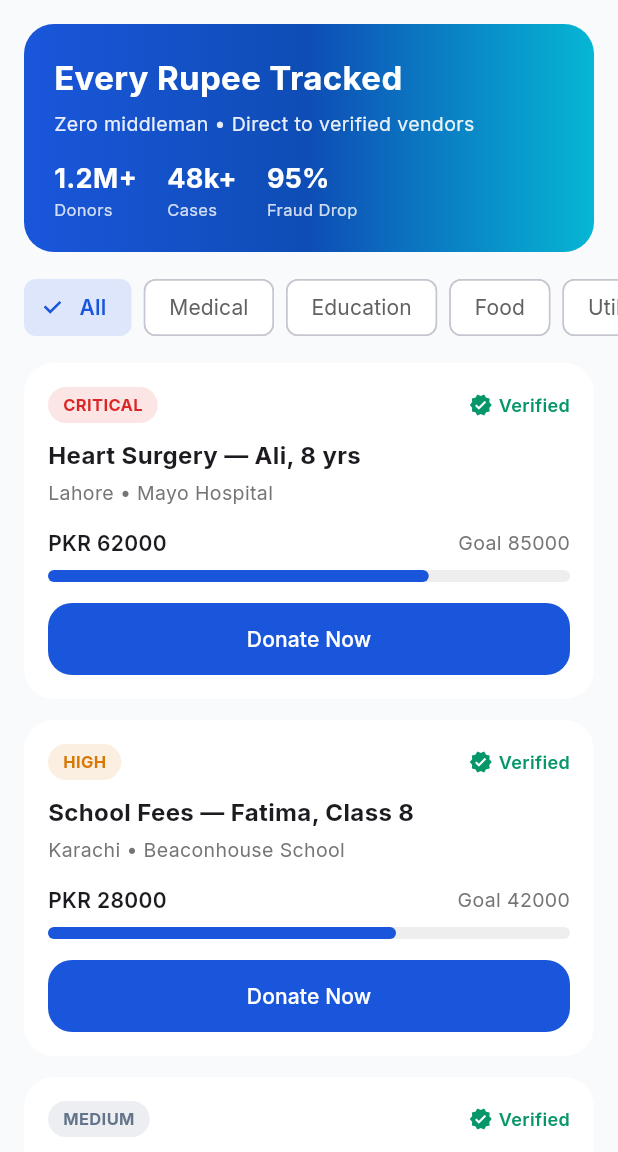
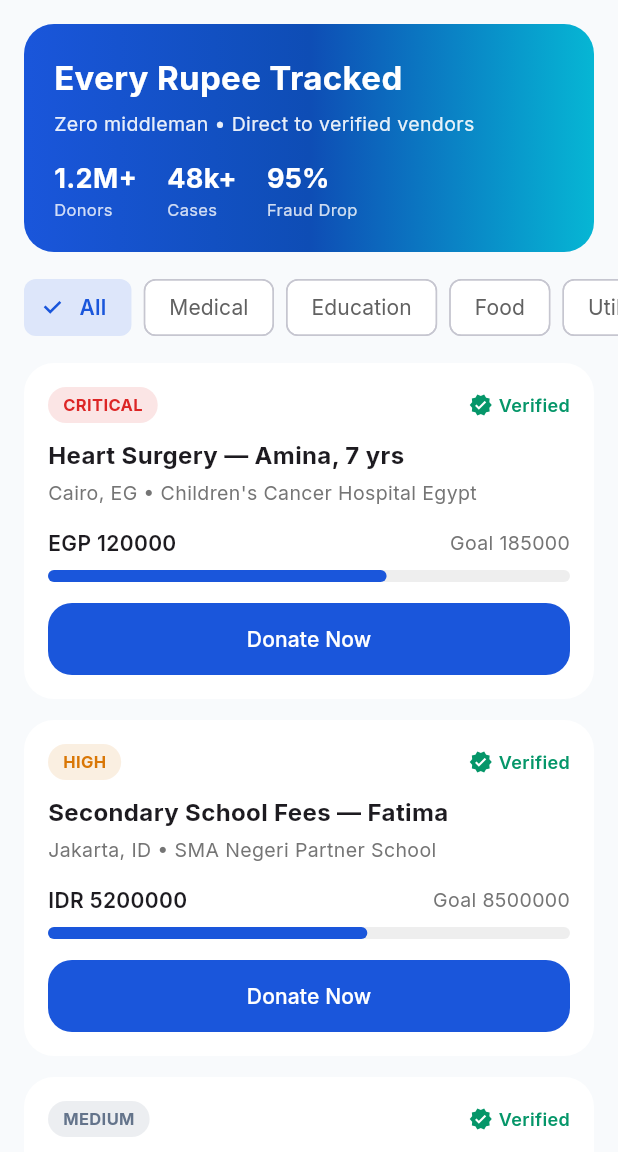
Before and after one commit to mrbahramkhan/donationchain, a Flutter app: the CasesScreen screen opened directly, on a phone screen of 412 x 824 dp, the part 84-1236 px from its top. Run offline on Flutter 3.47's test engine with Material 3 defaults, Android fonts, the phone set to English and light mode, and no system bars; drawn by our look-alikes of percent_indicator; our stand-ins replace firebase_core, firebase_messaging, flutter_local_notifications, google_fonts, shared_preferences; accounts and stored records are empty.

Commit message:
release: v2.2.0-global — Global Final Release
- Multi-country sample cases (EG/ID/KE/PK/TR/BD/MY/JO/MA/NG) with country+currency
- Web meta/bills UX de-Pakistanized; API ?country=&currency= filters
- Mobile model/UI currency + country display; versions 2.2.0
- Formal release docx + docs/RELEASE_v2.2.0_GLOBAL.md + gap checklist updates

```diff
--- a/donationchain_backend/package.json
+++ b/donationchain_backend/package.json
@@ -1,6 +1,6 @@
 {
   "name": "donationchain-backend",
-  "version": "1.0.0",
+  "version": "2.2.0",
   "description": "DonationChain API + real FCM push notification sender",
   "main": "src/server.js",
   "scripts": {
--- a/donationchain_mobile/lib/models/donation_case.dart
+++ b/donationchain_mobile/lib/models/donation_case.dart
@@ -3,6 +3,8 @@ class DonationCase {
   final String title;
   final String category;
   final String city;
+  final String country;
+  final String currency;
   final int amount;
   final int raised;
   final String urgency;
@@ -14,6 +16,8 @@ class DonationCase {
     required this.title,
     required this.category,
     required this.city,
+    this.country = 'US',
+    this.currency = 'USD',
     required this.amount,
     required this.raised,
     required this.urgency,
--- a/donationchain_mobile/lib/screens/cases_screen.dart
+++ b/donationchain_mobile/lib/screens/cases_screen.dart
@@ -241,12 +241,12 @@ class _CasesScreenState extends State<CasesScreen> {
               const SizedBox(height: 10),
               Text(c.title, style: const TextStyle(fontSize: 16, fontWeight: FontWeight.w700)),
               const SizedBox(height: 4),
-              Text('${c.city} • ${c.vendor}', style: TextStyle(color: Colors.grey.shade600, fontSize: 13)),
+              Text('${c.city}, ${c.country} • ${c.vendor}', style: TextStyle(color: Colors.grey.shade600, fontSize: 13)),
               const SizedBox(height: 14),
               Row(
                 mainAxisAlignment: MainAxisAlignment.spaceBetween,
                 children: [
-                  Text('PKR ${c.raised.toStringAsFixed(0)}', style: const TextStyle(fontWeight: FontWeight.w600)),
+                  Text('${c.currency} ${c.raised.toStringAsFixed(0)}', style: const TextStyle(fontWeight: FontWeight.w600)),
                   Text('Goal ${c.amount.toStringAsFixed(0)}', style: TextStyle(color: Colors.grey.shade600, fontSize: 13)),
                 ],
               ),
--- a/donationchain_mobile/lib/screens/dashboard_screen.dart
+++ b/donationchain_mobile/lib/screens/dashboard_screen.dart
@@ -63,7 +63,7 @@ class _DashboardScreenState extends State<DashboardScreen> {
                         Text('Lifetime Donated', style: TextStyle(color: Colors.grey.shade600, fontSize: 13)),
                         const SizedBox(height: 4),
                         Text(
-                          'PKR ${NumberFormat('#,###').format(total)}',
+                          '${NumberFormat('#,###').format(total)} (multi-currency total)',
                           style: const TextStyle(
                             fontSize: 32,
                             fontWeight: FontWeight.w800,
@@ -152,7 +152,7 @@ class _DashboardScreenState extends State<DashboardScreen> {
           crossAxisAlignment: CrossAxisAlignment.end,
           children: [
             Text(
-              'PKR ${NumberFormat('#,###').format(d.amount)}',
+              '${NumberFormat('#,###').format(d.amount)}',
               style: const TextStyle(fontWeight: FontWeight.w700, color: AppTheme.success),
             ),
             Text(d.status, style: TextStyle(fontSize: 11, color: Colors.grey.shade500)),
--- a/donationchain_mobile/lib/screens/donate_screen.dart
+++ b/donationchain_mobile/lib/screens/donate_screen.dart
@@ -30,7 +30,7 @@ class _DonateScreenState extends State<DonateScreen> {
     final amount = int.tryParse(amountCtrl.text) ?? 0;
     if (amount < 100) {
       ScaffoldMessenger.of(context).showSnackBar(
-        const SnackBar(content: Text('Minimum donation PKR 100')),
+        const SnackBar(content: Text('Minimum donation 100 (local currency units)')),
       );
       return;
     }
@@ -64,7 +64,7 @@ class _DonateScreenState extends State<DonateScreen> {
           ],
         ),
         content: Text(
-          'PKR ${amount.toStringAsFixed(0)} sent directly to verified vendor via ${methods[method]}.\n\n'
+          '${widget.caseItem?.currency ?? 'USD'} ${amount.toStringAsFixed(0)} sent directly to verified vendor via ${methods[method]}.\n\n'
           'Receipt ID: $receiptId\n\n'
           'Digital receipt saved. Proof (invoice / photo) will appear in Your Impact within 48 hours. Funds never go to personal cash accounts.',
         ),
@@ -104,7 +104,7 @@ class _DonateScreenState extends State<DonateScreen> {
                     if (widget.caseItem != null) ...[
                       const SizedBox(height: 6),
                       Text(
-                        '${widget.caseItem!.city} • ${widget.caseItem!.vendor}',
+                        '${widget.caseItem!.city}, ${widget.caseItem!.country} • ${widget.caseItem!.vendor}',
                         style: TextStyle(color: Colors.grey.shade600),
                       ),
                     ],
--- a/donationchain_mobile/lib/services/data_service.dart
+++ b/donationchain_mobile/lib/services/data_service.dart
@@ -3,118 +3,18 @@ import 'package:shared_preferences/shared_preferences.dart';
 import '../models/donation_case.dart';
 
 class DataService {
-  /// Sample cases aligned with web (js/app.js) + backend for consistency.
+/// Global sample cases aligned with web + backend (country + currency).
   static final List<DonationCase> cases = [
-    DonationCase(
-      id: 1,
-      title: 'Heart Surgery — Ali, 8 yrs',
-      category: 'medical',
-      city: 'Lahore',
-      amount: 85000,
-      raised: 62000,
-      urgency: 'critical',
-      verified: true,
-      vendor: 'Mayo Hospital',
-    ),
-    DonationCase(
-      id: 2,
-      title: 'School Fees — Fatima, Class 8',
-      category: 'education',
-      city: 'Karachi',
-      amount: 42000,
-      raised: 28000,
-      urgency: 'high',
-      verified: true,
-      vendor: 'Beaconhouse School',
-    ),
-    DonationCase(
-      id: 3,
-      title: 'Monthly Food Package — Family of 6',
-      category: 'food',
-      city: 'Rawalpindi',
-      amount: 15000,
-      raised: 9000,
-      urgency: 'medium',
-      verified: true,
-      vendor: 'Verified Grocery Vendor',
-    ),
-    DonationCase(
-      id: 4,
-      title: 'Utility Bill (WAPDA) — Widow Household',
-      category: 'utility',
-      city: 'Faisalabad',
-      amount: 18500,
-      raised: 12000,
-      urgency: 'high',
-      verified: true,
-      vendor: 'WAPDA',
-    ),
-    DonationCase(
-      id: 9,
-      title: 'SNGPL Gas Bill — Low-income Family',
-      category: 'utility',
-      city: 'Lahore',
-      amount: 9200,
-      raised: 2100,
-      urgency: 'high',
-      verified: true,
-      vendor: 'SNGPL',
-    ),
-    DonationCase(
-      id: 10,
-      title: 'Water Bill (WASA) — Orphan Household',
-      category: 'utility',
-      city: 'Multan',
-      amount: 4500,
-      raised: 0,
-      urgency: 'medium',
-      verified: true,
-      vendor: 'WASA Multan',
-    ),
-    DonationCase(
-      id: 5,
-      title: 'Cancer Treatment — Ayesha',
-      category: 'medical',
-      city: 'Islamabad',
-      amount: 220000,
-      raised: 145000,
-      urgency: 'critical',
-      verified: true,
-      vendor: 'Shifa International',
-    ),
-    DonationCase(
-      id: 6,
-      title: 'University Semester Fee — Hassan',
-      category: 'education',
-      city: 'Lahore',
-      amount: 65000,
-      raised: 40000,
-      urgency: 'medium',
-      verified: true,
-      vendor: 'UET Lahore',
-    ),
-    DonationCase(
-      id: 7,
-      title: 'Emergency Medicines — Elderly Couple',
-      category: 'medical',
-      city: 'Multan',
-      amount: 12000,
-      raised: 3500,
-      urgency: 'high',
-      verified: true,
-      vendor: 'Aga Khan Pharmacy',
-    ),
-    DonationCase(
-      id: 8,
-      title: 'Ramadan Ration Drive — 20 Families',
-      category: 'food',
-      city: 'Peshawar',
-      amount: 80000,
-      raised: 52000,
-      urgency: 'medium',
-      verified: true,
-      vendor: 'Local NGO Partner',
-    ),
+    DonationCase(id: 1, title: 'Heart Surgery — Amina, 7 yrs', category: 'medical', city: 'Cairo', country: 'EG', currency: 'EGP', amount: 185000, raised: 120000, urgency: 'critical', verified: true, vendor: "Children's Cancer Hospital Egypt"),
+    DonationCase(id: 2, title: 'Secondary School Fees — Fatima', category: 'education', city: 'Jakarta', country: 'ID', currency: 'IDR', amount: 8500000, raised: 5200000, urgency: 'high', verified: true, vendor: 'SMA Negeri Partner School'),
+    DonationCase(id: 3, title: 'Monthly Food Package — Family of 6', category: 'food', city: 'Nairobi', country: 'KE', currency: 'KES', amount: 18000, raised: 11000, urgency: 'medium', verified: true, vendor: 'Verified Grocery Cooperative'),
+    DonationCase(id: 4, title: 'Electricity Arrears — Widow Household', category: 'utility', city: 'Lahore', country: 'PK', currency: 'PKR', amount: 18500, raised: 12000, urgency: 'high', verified: true, vendor: 'Regional Power Utility'),
+    DonationCase(id: 5, title: 'Cancer Treatment — Cycle 3', category: 'medical', city: 'Istanbul', country: 'TR', currency: 'TRY', amount: 95000, raised: 61000, urgency: 'critical', verified: true, vendor: 'Acibadem Healthcare Group'),
+    DonationCase(id: 6, title: 'University Semester Fee — Engineering', category: 'education', city: 'Dhaka', country: 'BD', currency: 'BDT', amount: 45000, raised: 28000, urgency: 'medium', verified: true, vendor: 'BUET Partner Accounts'),
+    DonationCase(id: 7, title: 'Emergency Medicines — Elderly Couple', category: 'medical', city: 'Kuala Lumpur', country: 'MY', currency: 'MYR', amount: 2200, raised: 900, urgency: 'high', verified: true, vendor: 'Verified Community Pharmacy'),
+    DonationCase(id: 8, title: 'Ramadan Food Drive — 20 Families', category: 'food', city: 'Amman', country: 'JO', currency: 'JOD', amount: 3200, raised: 2100, urgency: 'medium', verified: true, vendor: 'Local NGO Partner'),
+    DonationCase(id: 9, title: 'Gas Utility Bill — Low-income Family', category: 'utility', city: 'Casablanca', country: 'MA', currency: 'MAD', amount: 1450, raised: 400, urgency: 'high', verified: true, vendor: 'National Gas Utility'),
+    DonationCase(id: 10, title: 'Water Board Bill — Orphan Household', category: 'utility', city: 'Lagos', country: 'NG', currency: 'NGN', amount: 85000, raised: 12000, urgency: 'medium', verified: true, vendor: 'Municipal Water Board'),
   ];
 
   static Future<List<DonationRecord>> getDonations() async {
--- a/donationchain_mobile/pubspec.yaml
+++ b/donationchain_mobile/pubspec.yaml
@@ -1,7 +1,7 @@
 name: donationchain_app
 description: DonationChain - Transparent Donation Platform (Flutter Mobile App)
 publish_to: 'none'
-version: 1.0.0+1
+version: 2.2.0+1
 
 environment:
   sdk: ^3.8.1
```
Also changed, not shown: 8 other files.
